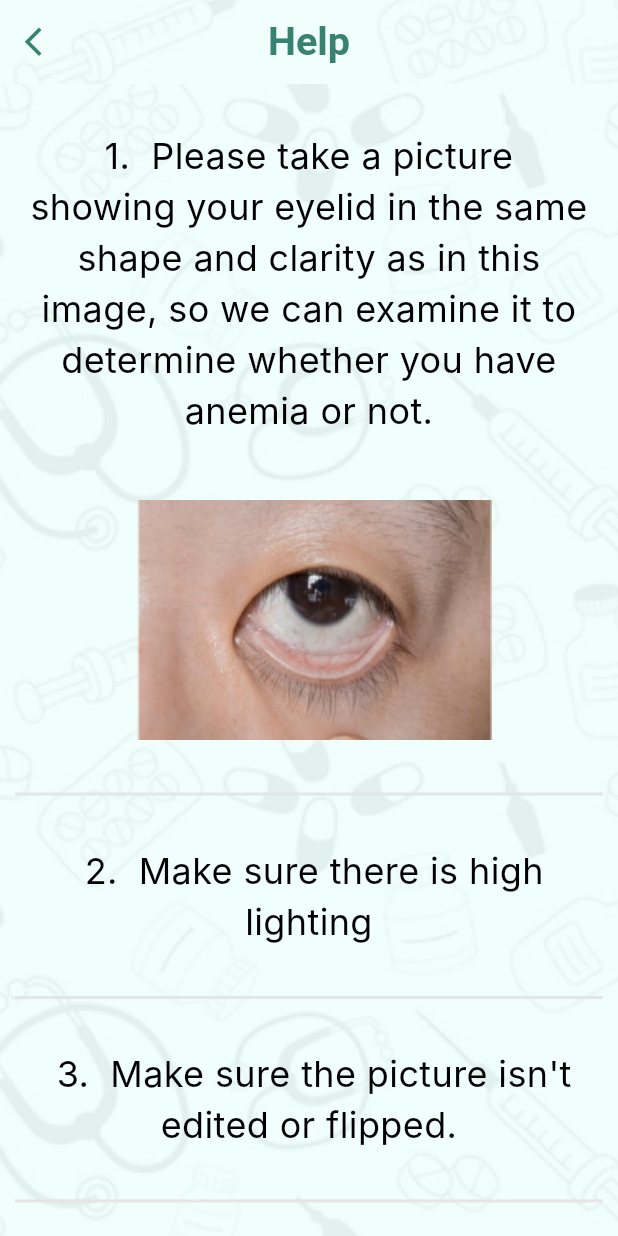
After one commit to SamaaHamayel/anemia-graduation-project, a Flutter app: the HelpDetect screen opened directly, on a phone screen of 412 x 824 dp. The commit adds this screen. Run offline on Flutter 3.47's test engine with Material 3 defaults, Android fonts, the phone set to English and light mode, and no system bars; our stand-ins replace camera, dartz, dio, flutter_bloc, flutter_local_notifications, flutter_screenutil and 13 more; missing offline and left inert: flutter_verification_code, workmanager; accounts and stored records are empty; generated files the repository leaves out were written again; Roboto replaces fonts that are missing (Inter, Kodchasan).

Commit message:
help screen

```diff
--- a/lib/features/detect/detectted/view/detectted.dart
+++ b/lib/features/detect/detectted/view/detectted.dart
@@ -1,3 +1,4 @@
+import 'package:animeacheck/features/detect/help/help.dart';
 import 'package:animeacheck/features/home/pri_home/presentation/detect_anemia_cubit/detect_anemia_cubit.dart';
 import 'package:animeacheck/features/home/pri_home/presentation/detect_anemia_cubit/detect_anemia_state.dart';
 import 'package:animeacheck/features/home/setting/presentation/settings_cubit/settings_cubit.dart';
@@ -40,14 +41,14 @@ class DetectedScreen extends StatelessWidget {
             ),
           ),
           title: Container(
-              decoration: BoxDecoration(
-            image: DecorationImage(
-              image:
-                  AssetImage('lib/core/utils/appImages/images/background.png'),
-              fit:
-                  BoxFit.cover, // Optional: You can set the image fit as needed
+            decoration: BoxDecoration(
+              image: DecorationImage(
+                image: AssetImage(
+                    'lib/core/utils/appImages/images/background.png'),
+                fit: BoxFit
+                    .cover, // Optional: You can set the image fit as needed
+              ),
             ),
-          ),
             child: Text(AppLocalizations.of(context)!.detectAnemia,
                 style: Theme.of(context).textTheme.displayMedium!.copyWith(
                     fontSize: 24,
@@ -55,6 +56,24 @@ class DetectedScreen extends StatelessWidget {
                     fontFamily: 'Kodchasan',
                     fontWeight: FontWeight.w700)),
           ),
+          actions: [
+            Padding(
+              padding: const EdgeInsets.all(8.0),
+              child: IconButton(
+                icon: Icon(
+                  Icons.help,
+                  color: AppColors.lightPrimaryColor,
+                  size: 30.sp,
+                ),
+                onPressed: () {
+                  Navigator.push(
+                    context,
+                    MaterialPageRoute(builder: (context) => HelpDetect()),
+                  );
+                },
+              ),
+            ),
+          ],
         ),
         body: Container(
           decoration: BoxDecoration(
--- /dev/null
+++ b/lib/features/detect/help/help.dart
@@ -0,0 +1,110 @@
+import 'package:animeacheck/core/utils/appColors/app_colors.dart';
+import 'package:flutter/material.dart';
+import 'package:flutter_gen/gen_l10n/app_localizations.dart';
+import 'package:flutter_screenutil/flutter_screenutil.dart';
+
+class HelpDetect extends StatelessWidget {
+  const HelpDetect({super.key});
+
+  @override
+  Widget build(BuildContext context) {
+    return Scaffold(
+      appBar: AppBar(
+        flexibleSpace: const Image(
+          image: AssetImage('lib/core/utils/appImages/images/background.png'),
+          fit: BoxFit.cover,
+        ),
+        centerTitle: true,
+        leading: IconButton(
+          onPressed: () {
+            Navigator.pop(context);
+          },
+          icon: const Icon(
+            Icons.arrow_back_ios,
+            size: 23,
+            color: AppColors.primaryColor,
+          ),
+        ),
+        title: Text(
+          AppLocalizations.of(context)!.help,
+          style: Theme.of(context).textTheme.displayMedium!.copyWith(
+                fontSize: 24.sp,
+                color: AppColors.primaryColor,
+                fontFamily: 'Kodchasan',
+                fontWeight: FontWeight.w700,
+              ),
+        ),
+      ),
+      body: Container(
+        decoration: const BoxDecoration(
+          image: DecorationImage(
+            image: AssetImage('lib/core/utils/appImages/images/background.png'),
+            fit: BoxFit.cover,
+          ),
+        ),
+        child: Padding(
+          padding: const EdgeInsets.all(10.0),
+          child: Column(
+            mainAxisAlignment: MainAxisAlignment.spaceAround,
+            children: [
+              buildHelpText(context, AppLocalizations.of(context)!.helpOne),
+              buildImage('lib/core/utils/appImages/images/eyeExample.png',
+                  222.w, 158.h),
+              buildSeparator(),
+              buildHelpText(context, AppLocalizations.of(context)!.helpTwo),
+              buildSeparator(),
+              buildHelpText(context, AppLocalizations.of(context)!.helpThree),
+              buildSeparator(),
+            ],
+          ),
+        ),
+      ),
+    );
+  }
+
+  Widget buildHelpText(BuildContext context, String text) {
+    return Padding(
+      padding: const EdgeInsets.all(8.0),
+      child: Text(
+        text,
+        textAlign: TextAlign.center,
+        style: const TextStyle(
+          color: Colors.black,
+          fontSize: 24,
+          fontFamily: 'Inter',
+          fontWeight: FontWeight.w400,
+        ),
+      ),
+    );
+  }
+
+  Widget buildImage(String assetPath, double width, double height) {
+    return Padding(
+      padding: const EdgeInsets.all(10.0),
+      child: Container(
+        width: width,
+        height: height,
+        decoration: BoxDecoration(
+          image: DecorationImage(
+            image: AssetImage(assetPath),
+            fit: BoxFit.cover,
+          ),
+        ),
+      ),
+    );
+  }
+
+  Widget buildSeparator() {
+    return Container(
+      width: 375.w,
+      decoration: const ShapeDecoration(
+        shape: RoundedRectangleBorder(
+          side: BorderSide(
+            width: 1,
+            color: AppColors.lightGrayColor,
+          ),
+        ),
+      ),
+    );
+  }
+}
--- a/lib/features/home/medicine/presentation/view/medicine_screen.dart
+++ b/lib/features/home/medicine/presentation/view/medicine_screen.dart
@@ -1,4 +1,3 @@
-import 'package:animeacheck/features/home/medicine/domain/medicine_model/medicine_model.dart';
 import 'package:animeacheck/features/home/medicine/medicine_cubit/medicine_cubit.dart';
 import 'package:animeacheck/features/home/medicine/medicine_cubit/medicine_state.dart';
 import 'package:animeacheck/features/home/medicine/presentation/view/medicine_component.dart';
--- a/lib/l10n/app_ar.arb
+++ b/lib/l10n/app_ar.arb
@@ -137,6 +137,10 @@
   "shape":"شكل الدواء",
   "medicineName" : "اسم الدواء",
   "medicineDose" : "جرعه الدواء",
-  "medicineShape" : "نوع الدواء"
+  "medicineShape" : "نوع الدواء",
+  "help":"مساعدة",
+  "helpOne":" 1.  يرجى التقاط صورة يظهر فيها جفنك بنفس الشكل والوضوح كما في هذه الصورة، حتى نتمكن من فحصه لتحديد ما إذا كنت تعاني من فقر الدم أم لا.",
+  "helpTwo":" 2.  تأكد من وجود إضاءة عالية",
+  "helpThree":" 3.  تأكد من عدم تعديل الصورة أو قلبها."
 
 }
--- a/lib/l10n/app_en.arb
+++ b/lib/l10n/app_en.arb
@@ -135,7 +135,11 @@
     "shape":"Shape",
  "medicineName" : "Medicine Name",
  "medicineDose" : "Medicine Dose",
- "medicineShape" : "Medicine Shape"
+ "medicineShape" : "Medicine Shape",
+ "help":"Help",
+ "helpOne":"1.  Please take a picture showing your eyelid in the same shape and clarity as in this image, so we can examine it to determine whether you have anemia or not.",
+ "helpTwo":" 2.  Make sure there is high lighting",
+ "helpThree":" 3.  Make sure the picture isn't edited or flipped."
 
 
 }
```
Also changed, not shown: lib/core/utils/appImages/images/eyeExample.png (added).
